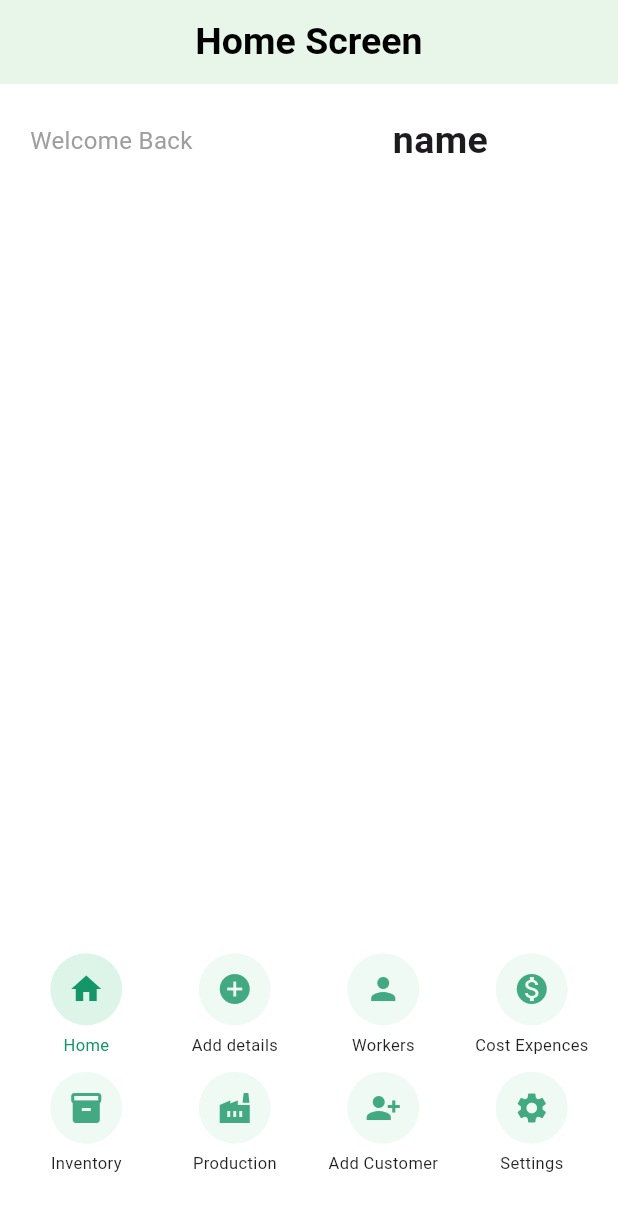
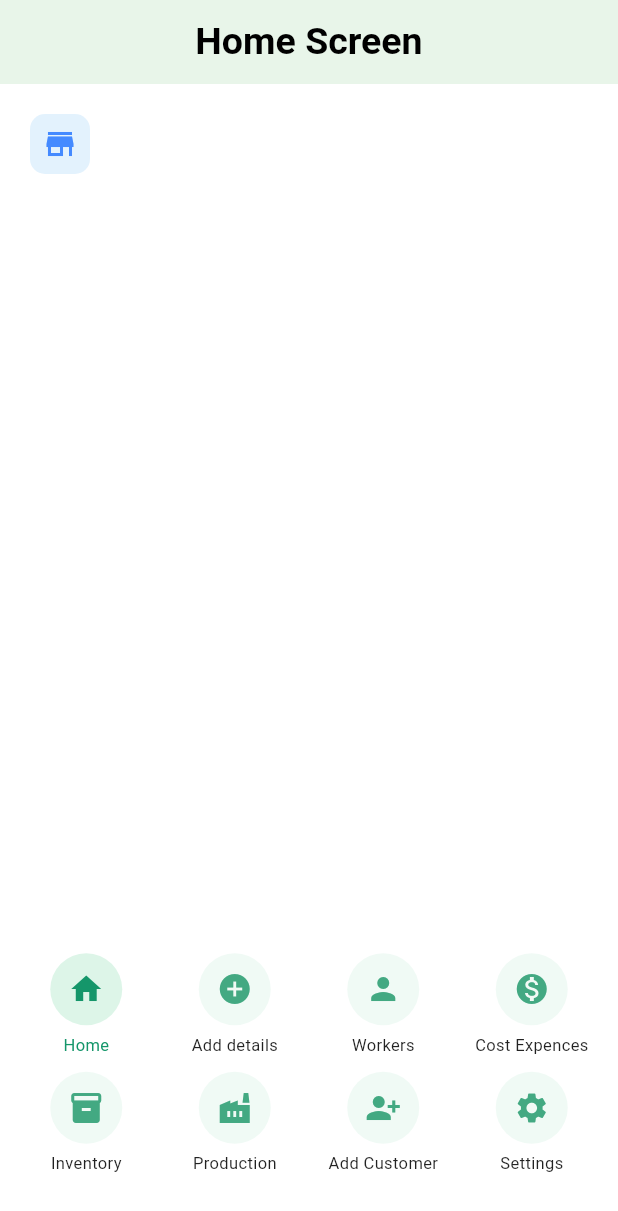
Before and after one commit to abdullah181074-netizen/GarmTrack, a Flutter app: the screen it shows after launch, after a tap on "Login", on a phone screen of 412 x 824 dp. Shown: the top 1211 px of the screen. Run offline on Flutter 3.47's test engine with Material 3 defaults, Android fonts, the phone set to English and light mode, and no system bars; our stand-ins replace image_picker.

Commit message:
add store Icon on Home

```diff
--- a/lib/home.dart
+++ b/lib/home.dart
@@ -17,6 +17,25 @@ class Home extends StatefulWidget{
 class HomeScreenState extends State<Home>{
 
 
+  int inProductionCount = 1000;
+  int completeCount = 700;
+  int pendingCount = 300;
+
+
+
+  void updateProductionStates({int? production , int? completed , int? pending}){
+
+    setState(() {
+      if(production != null)
+        inProductionCount = production;
+
+      if(completed != null)
+        completeCount = completed;
+
+      if(pending != null)
+        pendingCount = pending;
+    });
+  }
 
 
 
@@ -41,36 +60,35 @@ class HomeScreenState extends State<Home>{
                 mainAxisAlignment: MainAxisAlignment.spaceBetween,
 
                 children: [
-                  const Text(
-                      "Welcome Back",
-                      style: TextStyle(
+                  Container(
 
-                        fontSize: 16,
-                        color: Colors.grey,
-                      ),
+                    padding: const EdgeInsets.all(8),
+                    decoration: BoxDecoration(
+                      color: Colors.blue.shade50,
+                      borderRadius: BorderRadius.circular(10),
+                    ),
+
+                    child: const Icon(
+                        Icons.store ,
+                        color: Colors.blueAccent,
+                        size: 24,
+                    ),
 
                   ),
 
+                  const SizedBox(width: 10),
+                  Column(
+                    crossAxisAlignment: CrossAxisAlignment.start,
 
-                  const SizedBox(height: 5),
-
-                  Text(
-
-                    'name',
-
-                    style: const TextStyle(
-                      fontSize: 25,
-                      fontWeight: FontWeight.bold,
-                    ),
-                  ),
-
-                  const SizedBox(height: 5),
-
-                  /*Text(
-
+                    children: [
+                      Row(
+                        children: const [],
+                      )
+                    ],
                   )
 
-                   */
+
+
 
                 ],
               )
```
